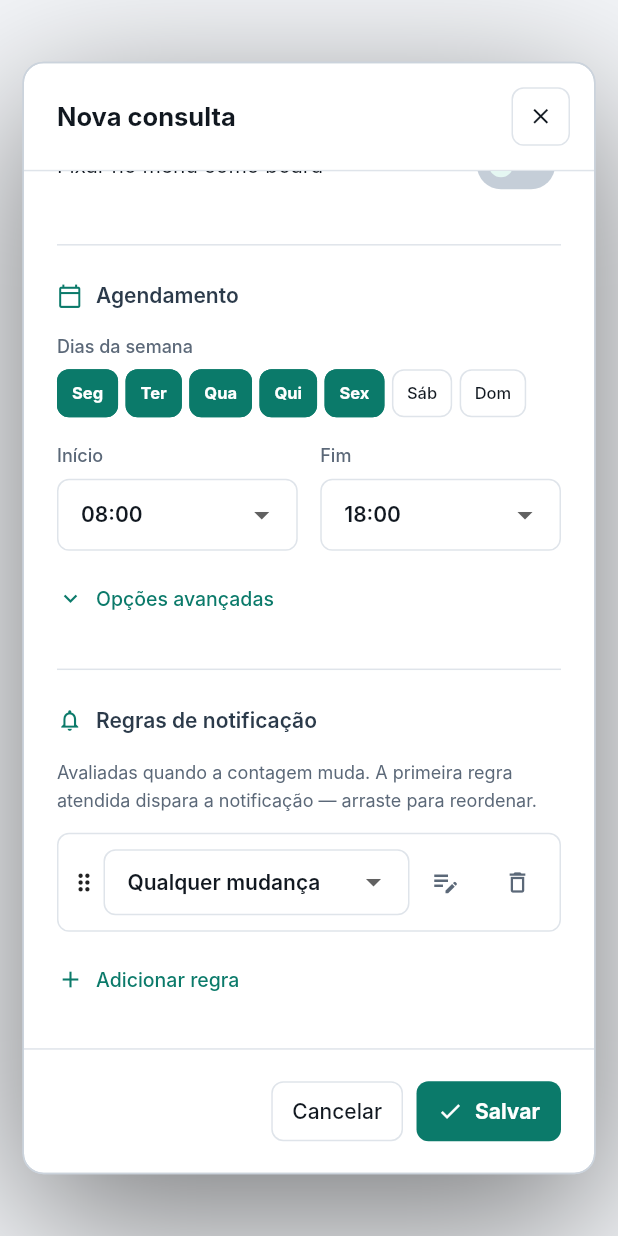
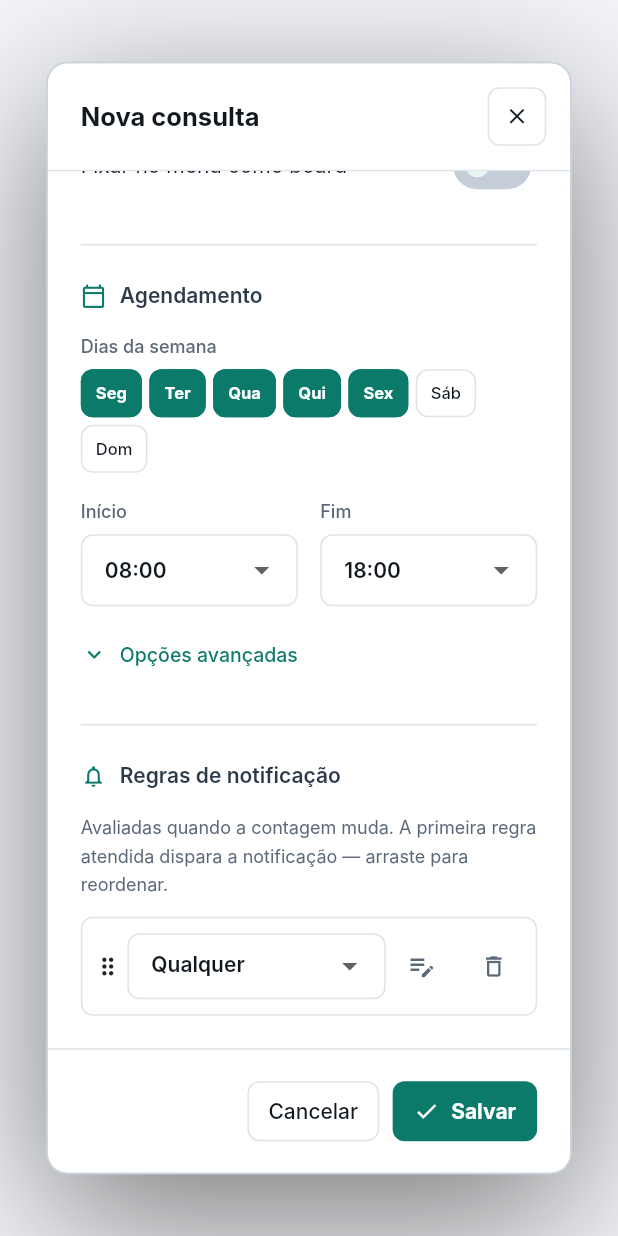
Before and after one commit to CristenSoftwareDevelopment/redmine-adapter, a Flutter app: the QueryFormDialog widget shown alone on an empty page, opened directly, scrolled down 470 dp, on a phone screen of 412 x 824 dp. Run offline on Flutter 3.47's test engine with Material 3 defaults, Android fonts, the phone set to English and light mode, and no system bars; our stand-ins replace flutter_markdown_plus, sqflite, sqflite_common_ffi, sqflite_common_ffi_web; missing offline and left inert: dart:html, local_notifier, tray_manager, window_manager; accounts and stored records are empty; network calls fail; Roboto replaces fonts that are missing (Inter).

Commit message:
fix(ui): ajustes finos da identidade visual
- Formulário de consulta a 85% da tela, em duas colunas quando há espaço
  (dados e agendamento | regras de notificação)
- Configuração ocupa a largura toda
- Barra de carregamento visível: secondaryContainer herdava o verde do
  destaque e a trilha ficava da mesma cor da barra
- Markdown do modal mais legível: fonte monoespaçada real (Menlo/Consolas…,
  'monospace' não existe no macOS), blocos de código na largura total com
  borda e hierarquia de títulos como no Redmine
- Detalhe de horas mostra o nome completo de quem lançou

Co-Authored-By: Claude Opus 5.5 <noreply@anthropic.com>

```diff
--- a/lib/services/theme_service.dart
+++ b/lib/services/theme_service.dart
@@ -200,6 +200,16 @@ class AppText {
   static TextStyle microLabel({bool dark = false}) =>
       _t(12, FontWeight.w400, AppColors.mutedText(dark: dark), height: 1.6);
 
+  /// Monospace for code. 'monospace' alone is not a real family on macOS and
+  /// falls back to the proportional font, so name real ones per platform.
+  static TextStyle mono({bool dark = false}) => TextStyle(
+        fontFamily: 'Menlo',
+        fontFamilyFallback: const ['SF Mono', 'Consolas', 'Monaco', 'Courier New', 'monospace'],
+        fontSize: 12.5,
+        height: 1.5,
+        color: AppColors.sectionText(dark: dark),
+      );
+
   /// 10px spaced uppercase label (sidebar sections).
   static TextStyle sectionLabel({bool dark = false}) =>
       _t(10, FontWeight.w600, AppColors.mutedText(dark: dark), height: 1.3, spacing: 1.5);
@@ -258,6 +268,10 @@ ThemeData buildAppTheme({required bool dark}) {
       onPrimary: onAccent,
       secondary: accent,
       onSecondary: onAccent,
+      // Without these, M3 falls back to `secondary` and progress tracks become
+      // the same color as the bar (no visible motion).
+      secondaryContainer: AppColors.accentSoft(dark: dark),
+      onSecondaryContainer: accent,
       surface: panel,
       onSurface: text,
       onSurfaceVariant: muted,
@@ -267,6 +281,11 @@ ThemeData buildAppTheme({required bool dark}) {
       surfaceContainerHighest: AppColors.field(dark: dark),
     ),
     dividerTheme: DividerThemeData(color: border, thickness: 1, space: 1),
+    progressIndicatorTheme: ProgressIndicatorThemeData(
+      color: accent,
+      linearTrackColor: border,
+      circularTrackColor: Colors.transparent,
+    ),
     cardTheme: CardThemeData(
       color: panel,
       surfaceTintColor: Colors.transparent,
--- a/lib/ui/widgets/logs_card.dart
+++ b/lib/ui/widgets/logs_card.dart
@@ -248,7 +248,7 @@ class _LogRowState extends State<_LogRow> {
                     child: SingleChildScrollView(
                       child: SelectableText(
                         _formattedBody,
-                        style: AppText.microLabel(dark: dark).copyWith(fontFamily: 'monospace'),
+                        style: AppText.mono(dark: dark),
                       ),
                     ),
                   ),
--- a/lib/ui/widgets/query_form_dialog.dart
+++ b/lib/ui/widgets/query_form_dialog.dart
@@ -81,6 +81,7 @@ class _QueryFormDialogState extends State<QueryFormDialog> {
     const gap = SizedBox(height: 17);
 
     return AppDialog(
+      width: MediaQuery.sizeOf(context).width * 0.85,
       title: Text(widget.initial == null ? 'Nova consulta' : 'Editar consulta'),
       footer: [
         OutlinedButton(
@@ -95,7 +96,9 @@ class _QueryFormDialogState extends State<QueryFormDialog> {
       ],
       body: Form(
         key: _formKey,
-        child: Column(
+        child: LayoutBuilder(
+          builder: (context, constraints) {
+            final details = Column(
               mainAxisSize: MainAxisSize.min,
               crossAxisAlignment: CrossAxisAlignment.stretch,
               children: [
@@ -115,7 +118,8 @@ class _QueryFormDialogState extends State<QueryFormDialog> {
                 if (_savedError != null) ...[
                   Text(
                     'Não foi possível carregar as consultas salvas: $_savedError',
-                style: AppText.microLabel(dark: dark).copyWith(color: AppColors.danger(dark: dark)),
+                    style: AppText.microLabel(dark: dark)
+                        .copyWith(color: AppColors.danger(dark: dark)),
                   ),
                   const SizedBox(height: 8),
                 ],
@@ -145,7 +149,8 @@ class _QueryFormDialogState extends State<QueryFormDialog> {
                   label: 'Nome da consulta',
                   child: TextFormField(
                     controller: _name,
-                validator: (value) => value == null || value.trim().isEmpty ? 'Obrigatório' : null,
+                    validator: (value) =>
+                        value == null || value.trim().isEmpty ? 'Obrigatório' : null,
                   ),
                 ),
                 const SizedBox(height: 8),
@@ -209,9 +214,25 @@ class _QueryFormDialogState extends State<QueryFormDialog> {
                     ),
                   ),
                 ],
-            const Divider(height: 46),
-            _buildRules(dark),
               ],
+            );
+            final rules = _buildRules(dark);
+            // Wide dialog: details and schedule on the left, rules on the right.
+            if (constraints.maxWidth < 900) {
+              return Column(
+                crossAxisAlignment: CrossAxisAlignment.stretch,
+                children: [details, const Divider(height: 46), rules],
+              );
+            }
+            return Row(
+              crossAxisAlignment: CrossAxisAlignment.start,
+              children: [
+                Expanded(child: details),
+                const SizedBox(width: 40),
+                Expanded(child: rules),
+              ],
+            );
+          },
         ),
       ),
     );
```
Also changed, not shown: lib/ui/board/issue_detail_dialog.dart (+18 -11 lines), lib/ui/teams/teams_view.dart (+15 -2 lines), lib/ui/widgets/settings_card.dart (+3 -11 lines). Lines whose indentation alone changed are shown as unchanged.
